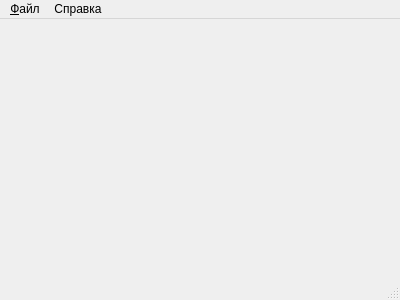
Above: manager/mainwindow.ui from TheMrButcher/gamebase_manager before the change. Below: the same form after it.
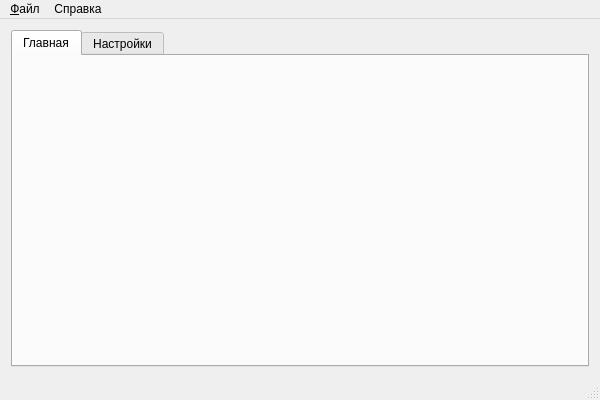
That is the form after the change.

Commit message:
Added 'Settings' tab
Closed #11

```diff
--- a/manager/mainwindow.ui
+++ b/manager/mainwindow.ui
@@ -6,21 +6,46 @@
    <rect>
     <x>0</x>
     <y>0</y>
-    <width>400</width>
-    <height>300</height>
+    <width>600</width>
+    <height>400</height>
    </rect>
   </property>
   <property name="windowTitle">
    <string>MainWindow</string>
   </property>
-  <widget class="QWidget" name="centralWidget"/>
-  <widget class="QStatusBar" name="statusBar"/>
+  <widget class="QWidget" name="centralWidget">
+   <layout class="QGridLayout" name="gridLayout">
+    <item row="0" column="0">
+     <layout class="QVBoxLayout" name="verticalLayout">
+      <item>
+       <widget class="QTabWidget" name="tabWidget">
+        <property name="currentIndex">
+         <number>0</number>
+        </property>
+        <widget class="QWidget" name="mainTab">
+         <attribute name="title">
+          <string>Главная</string>
+         </attribute>
+         <layout class="QGridLayout" name="gridLayout_4"/>
+        </widget>
+        <widget class="QWidget" name="settingsTab">
+         <attribute name="title">
+          <string>Настройки</string>
+         </attribute>
+         <layout class="QGridLayout" name="settingsLayout"/>
+        </widget>
+       </widget>
+      </item>
+     </layout>
+    </item>
+   </layout>
+  </widget>
   <widget class="QMenuBar" name="menuBar">
    <property name="geometry">
     <rect>
      <x>0</x>
      <y>0</y>
-     <width>400</width>
+     <width>600</width>
      <height>21</height>
     </rect>
    </property>
@@ -39,6 +64,7 @@
    <addaction name="fileMenu"/>
    <addaction name="helpMenu"/>
   </widget>
+  <widget class="QStatusBar" name="statusBar"/>
   <action name="exitAction">
    <property name="text">
     <string>Выход</string>
```
The commit also changes 24 other files.
